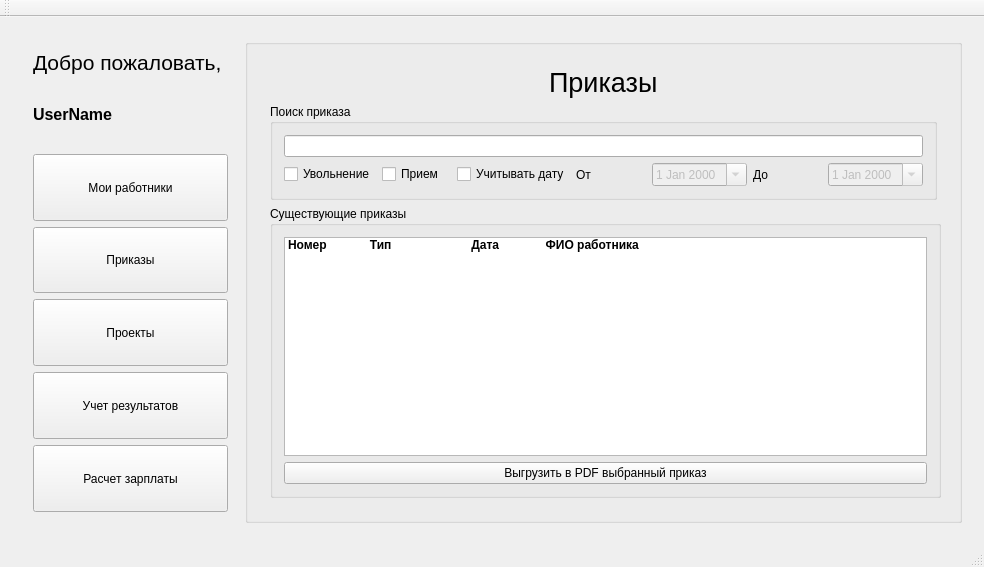
Old version of the form salary/salary.ui in the repository a-mihaylov/salary.
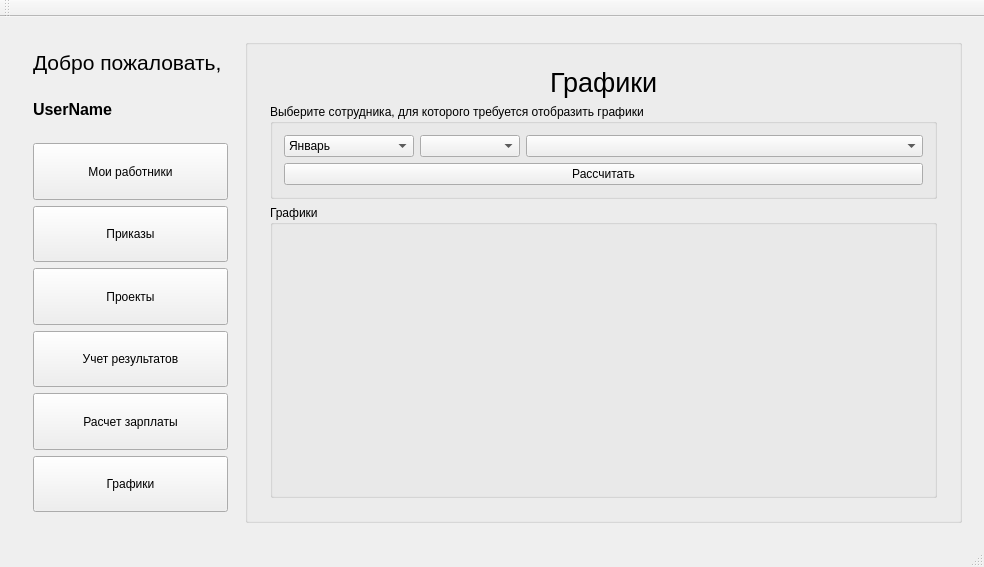
New version of the form.

Commit message: Добавлено окно для вывода графиков. Добавлена кнопка перехода к окну графиков.

```diff
--- a/salary/salary.ui
+++ b/salary/salary.ui
@@ -150,6 +150,19 @@
               </property>
              </widget>
             </item>
+            <item>
+             <widget class="QPushButton" name="menu_graphics">
+              <property name="sizePolicy">
+               <sizepolicy hsizetype="Minimum" vsizetype="Minimum">
+                <horstretch>0</horstretch>
+                <verstretch>0</verstretch>
+               </sizepolicy>
+              </property>
+              <property name="text">
+               <string>Графики</string>
+              </property>
+             </widget>
+            </item>
            </layout>
           </widget>
           <widget class="QWidget" name="page_2">
@@ -236,7 +249,7 @@
               </size>
              </property>
              <property name="currentIndex">
-              <number>2</number>
+              <number>7</number>
              </property>
              <widget class="QWidget" name="worker">
               <layout class="QGridLayout" name="gridLayout_12">
@@ -1670,6 +1683,184 @@
                </item>
               </layout>
              </widget>
+             <widget class="QWidget" name="worktop_graphics">
+              <layout class="QGridLayout" name="gridLayout_24">
+               <item row="0" column="0">
+                <layout class="QHBoxLayout" name="horizontalLayout_19">
+                 <item>
+                  <spacer name="horizontalSpacer_43">
+                   <property name="orientation">
+                    <enum>Qt::Horizontal</enum>
+                   </property>
+                   <property name="sizeHint" stdset="0">
+                    <size>
+                     <width>232</width>
+                     <height>20</height>
+                    </size>
+                   </property>
+                  </spacer>
+                 </item>
+                 <item>
+                  <widget class="QLabel" name="label_25">
+                   <property name="font">
+                    <font>
+                     <pointsize>20</pointsize>
+                    </font>
+                   </property>
+                   <property name="text">
+                    <string>Графики</string>
+                   </property>
+                  </widget>
+                 </item>
+                 <item>
+                  <spacer name="horizontalSpacer_44">
+                   <property name="orientation">
+                    <enum>Qt::Horizontal</enum>
+                   </property>
+                   <property name="sizeHint" stdset="0">
+                    <size>
+                     <width>232</width>
+                     <height>20</height>
+                    </size>
+                   </property>
+                  </spacer>
+                 </item>
+                </layout>
+               </item>
+               <item row="1" column="0">
+                <widget class="QGroupBox" name="groupBox_12">
+                 <property name="title">
+                  <string>Выберите сотрудника, для которого требуется отобразить графики</string>
+                 </property>
+                 <layout class="QGridLayout" name="gridLayout_23">
+                  <item row="0" column="0">
+                   <widget class="QComboBox" name="graphics_mounth">
+                    <property name="sizePolicy">
+                     <sizepolicy hsizetype="Preferred" vsizetype="Fixed">
+                      <horstretch>0</horstretch>
+                      <verstretch>0</verstretch>
+                     </sizepolicy>
+                    </property>
+                    <property name="minimumSize">
+                     <size>
+                      <width>130</width>
+                      <height>0</height>
+                     </size>
+                    </property>
+                    <item>
+                     <property name="text">
+                      <string>Январь</string>
+                     </property>
+                    </item>
+                    <item>
+                     <property name="text">
+                      <string>Февраль</string>
+                     </property>
+                    </item>
+                    <item>
+                     <property name="text">
+                      <string>Март</string>
+                     </property>
+                    </item>
+                    <item>
+                     <property name="text">
+                      <string>Апрель</string>
+                     </property>
+                    </item>
+                    <item>
+                     <property name="text">
+                      <string>Май</string>
+                     </property>
+                    </item>
+                    <item>
+                     <property name="text">
+                      <string>Июнь</string>
+                     </property>
+                    </item>
+                    <item>
+                     <property name="text">
+                      <string>Июль</string>
+                     </property>
+                    </item>
+                    <item>
+                     <property name="text">
+                      <string>Август</string>
+                     </property>
+                    </item>
+                    <item>
+                     <property name="text">
+                      <string>Сентябрь</string>
+                     </property>
+                    </item>
+                    <item>
+                     <property name="text">
+                      <string>Октябрь</string>
+                     </property>
+                    </item>
+                    <item>
+                     <property name="text">
+                      <string>Ноябрь</string>
+                     </property>
+                    </item>
+                    <item>
+                     <property name="text">
+                      <string>Декабрь</string>
+                     </property>
+                    </item>
+                   </widget>
+                  </item>
+                  <item row="0" column="1">
+                   <widget class="QComboBox" name="graphics_year">
+                    <property name="sizePolicy">
+                     <sizepolicy hsizetype="Preferred" vsizetype="Fixed">
+                      <horstretch>0</horstretch>
+                      <verstretch>0</verstretch>
+                     </sizepolicy>
+                    </property>
+                    <property name="minimumSize">
+                     <size>
+                      <width>100</width>
+                      <height>0</height>
+                     </size>
+                    </property>
+                   </widget>
+                  </item>
+                  <item row="0" column="2">
+                   <widget class="QComboBox" name="graphics_FIO">
+                    <property name="sizePolicy">
+                     <sizepolicy hsizetype="Expanding" vsizetype="Fixed">
+                      <horstretch>0</horstretch>
+                      <verstretch>0</verstretch>
+                     </sizepolicy>
+                    </property>
+                   </widget>
+                  </item>
+                  <item row="1" column="0" colspan="3">
+                   <widget class="QPushButton" name="graphics_calculate">
+                    <property name="text">
+                     <string>Рассчитать</string>
+                    </property>
+                   </widget>
+                  </item>
+                 </layout>
+                </widget>
+               </item>
+               <item row="2" column="0">
+                <widget class="QGroupBox" name="groupBox_11">
+                 <property name="sizePolicy">
+                  <sizepolicy hsizetype="Preferred" vsizetype="Expanding">
+                   <horstretch>0</horstretch>
+                   <verstretch>0</verstretch>
+                  </sizepolicy>
+                 </property>
+                 <property name="title">
+                  <string>Графики</string>
+                 </property>
+                 <layout class="QGridLayout" name="gridLayout_22"/>
+                </widget>
+               </item>
+              </layout>
+             </widget>
             </widget>
            </item>
           </layout>
```
